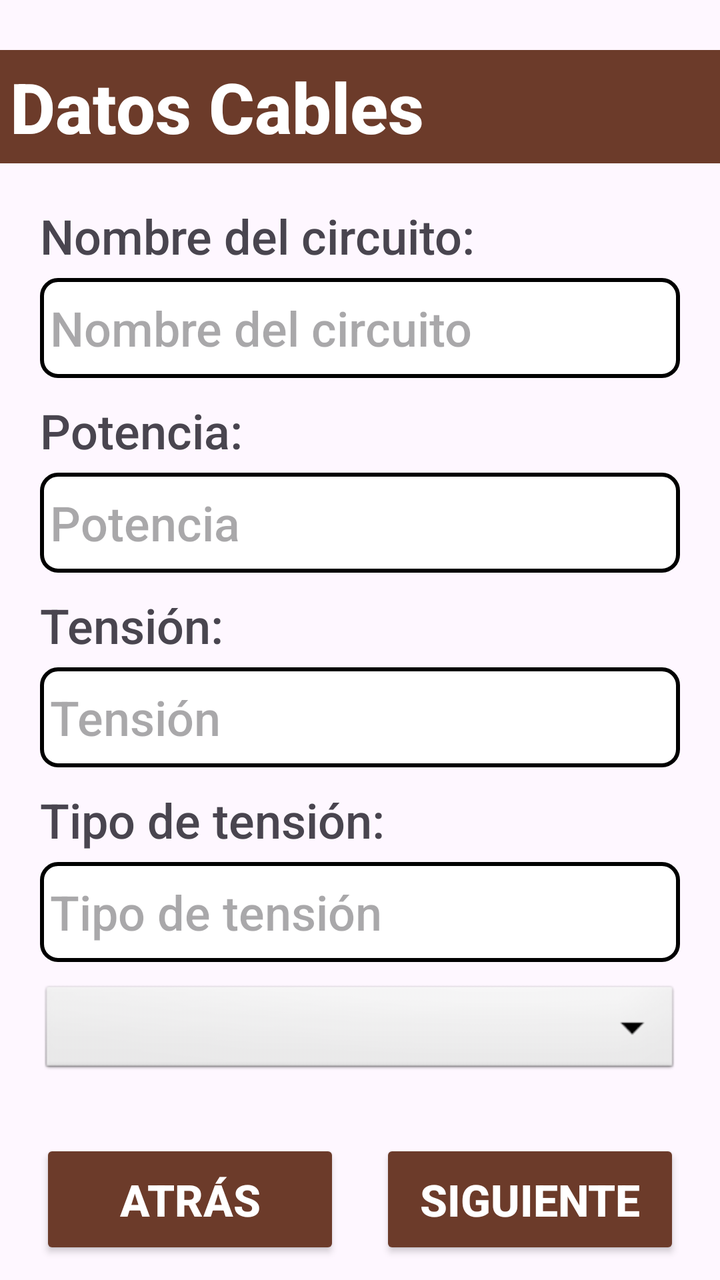
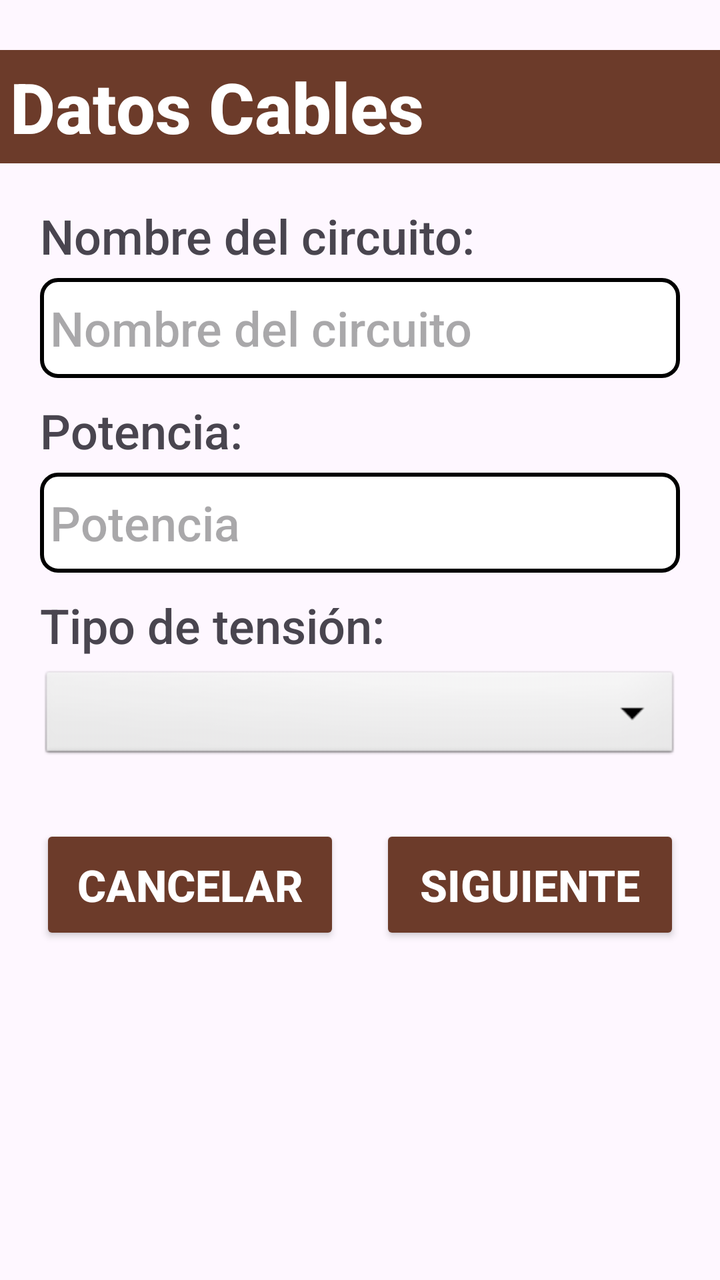

Two renders of the same Android screen: before a commit and after it. Below are the layout's source before the change and the commit's diff.
<!-- AndroidManifest.xml: application theme Theme.CalculadoraDeCables -->
<!-- res/layout/pantalla_datos_cable1.xml -->
<?xml version="1.0" encoding="utf-8"?>
<androidx.constraintlayout.widget.ConstraintLayout xmlns:android="http://schemas.android.com/apk/res/android"
    xmlns:app="http://schemas.android.com/apk/res-auto"
    xmlns:tools="http://schemas.android.com/tools"
    android:layout_width="match_parent"
    android:layout_height="match_parent">

    <ScrollView
        android:layout_width="match_parent"
        android:layout_height="match_parent">

        <LinearLayout
            android:layout_width="match_parent"
            android:layout_height="wrap_content"
            android:orientation="vertical" >

            
            <TextView
                android:id="@+id/textViewDatosCable"
                android:layout_width="match_parent"
                android:layout_height="wrap_content"
                android:layout_marginTop="25dp"
                android:layout_marginBottom="20dp"
                android:background="@color/fondoTitulo"
                android:fontFamily="sans-serif-medium"
                android:text="Datos Cables"
                android:textAlignment="center"
                android:textColor="@color/white"
                android:textSize="35sp"
                android:textStyle="bold"
                android:padding="5dp" />

            
            <TextView
                android:id="@+id/textViewNombreCircuito"
                android:layout_width="match_parent"
                android:layout_height="wrap_content"
                android:layout_marginBottom="5dp"
                android:layout_marginHorizontal="20dp"
                android:fontFamily="sans-serif-medium"
                android:text="Nombre del circuito:"
                android:textSize="24sp" />

            <EditText
                android:id="@+id/editTextNombreCircuito"
                android:layout_width="match_parent"
                android:layout_height="50dp"
                android:layout_marginBottom="10dp"
                android:layout_marginHorizontal="20dp"
                android:background="@drawable/recuadro_texto"
                android:ems="10"
                android:fontFamily="sans-serif-medium"
                android:hint="Nombre del circuito"
                android:inputType="text"
                android:padding="5dp"
                android:textSize="24sp" />

            
            <TextView
                android:id="@+id/error1"
                android:layout_width="match_parent"
                android:layout_height="wrap_content"
                android:layout_marginTop="4dp"
                android:layout_marginBottom="10dp"
                android:layout_marginHorizontal="20dp"
                android:textColor="@color/textoErrores"
                android:textSize="14sp"
                android:fontFamily="sans-serif-medium"
                android:text=""
                android:visibility="gone"

                app:layout_constraintTop_toBottomOf="@id/editTextNombreCircuito"
                app:layout_constraintStart_toStartOf="@id/editTextNombreCircuito"
                app:layout_constraintEnd_toEndOf="@id/editTextNombreCircuito"/>

            <TextView
                android:id="@+id/textViewPotencia"
                android:layout_width="match_parent"
                android:layout_height="wrap_content"
                android:layout_marginBottom="5dp"
                android:layout_marginHorizontal="20dp"
                android:fontFamily="sans-serif-medium"
                android:text="Potencia:"
                android:textSize="24sp" />

            <EditText
                android:id="@+id/editTextPotencia"
                android:layout_width="match_parent"
                android:layout_height="50dp"
                android:layout_marginBottom="10dp"
                android:layout_marginHorizontal="20dp"
                android:background="@drawable/recuadro_texto"
                android:ems="10"
                android:fontFamily="sans-serif-medium"
                android:hint="Potencia"
                android:inputType="text"
                android:padding="5dp"
                android:textSize="24sp" />

            
            <TextView
                android:id="@+id/error2"
                android:layout_width="match_parent"
                android:layout_height="wrap_content"
                android:layout_marginTop="4dp"
                android:layout_marginBottom="10dp"
                android:layout_marginHorizontal="20dp"
                android:textColor="@color/textoErrores"
                android:textSize="14sp"
                android:fontFamily="sans-serif-medium"
                android:text=""
                android:visibility="gone"
                app:layout_constraintTop_toBottomOf="@id/editTextPotencia"
                app:layout_constraintStart_toStartOf="@id/editTextPotencia"
                app:layout_constraintEnd_toEndOf="@id/editTextPotencia"/>

            <TextView
                android:id="@+id/textViewTension"
                android:layout_width="match_parent"
                android:layout_height="wrap_content"
                android:layout_marginBottom="5dp"
                android:layout_marginHorizontal="20dp"
                android:fontFamily="sans-serif-medium"
                android:text="Tensión:"
                android:textSize="24sp" />

            <EditText
                android:id="@+id/editTextTension"
                android:layout_width="match_parent"
                android:layout_height="50dp"
                android:layout_marginBottom="10dp"
                android:layout_marginHorizontal="20dp"
                android:background="@drawable/recuadro_texto"
                android:ems="10"
                android:fontFamily="sans-serif-medium"
                android:hint="Tensión"
                android:inputType="text"
                android:padding="5dp"
                android:textSize="24sp" />

            
            <TextView
                android:id="@+id/error3"
                android:layout_width="match_parent"
                android:layout_height="wrap_content"
                android:layout_marginTop="4dp"
                android:layout_marginBottom="10dp"
                android:layout_marginHorizontal="20dp"
                android:textColor="@color/textoErrores"
                android:textSize="14sp"
                android:fontFamily="sans-serif-medium"
                android:text=""
                android:visibility="gone"
                app:layout_constraintTop_toBottomOf="@id/editTextTension"
                app:layout_constraintStart_toStartOf="@id/editTextTension"
                app:layout_constraintEnd_toEndOf="@id/editTextTension"/>

            <TextView
                android:id="@+id/textViewTipoTension"
                android:layout_width="match_parent"
                android:layout_height="wrap_content"
                android:layout_marginBottom="5dp"
                android:layout_marginHorizontal="20dp"
                android:fontFamily="sans-serif-medium"
                android:text="Tipo de tensión:"
                android:textSize="24sp" />

            <EditText
                android:id="@+id/editTextTipoTension"
                android:layout_width="match_parent"
                android:layout_height="50dp"
                android:layout_marginBottom="10dp"
                android:layout_marginHorizontal="20dp"
                android:background="@drawable/recuadro_texto"
                android:ems="10"
                android:fontFamily="sans-serif-medium"
                android:hint="Tipo de tensión"
                android:inputType="text"
                android:padding="5dp"
                android:textSize="24sp" />

            <Spinner
                android:id="@+id/spinner1"
                android:layout_width="match_parent"
                android:layout_height="wrap_content"
                android:layout_marginBottom="10dp"
                android:layout_marginHorizontal="20dp"
                android:fontFamily="sans-serif-medium"
                android:background="@android:drawable/btn_dropdown" />

            








































            
            <LinearLayout
                android:layout_width="match_parent"
                android:layout_height="wrap_content"
                android:layout_marginTop="20dp"
                android:layout_marginHorizontal="20dp"
                android:orientation="horizontal">

                <Button
                    android:id="@+id/botonAtras"
                    android:layout_width="0dp"
                    android:layout_height="60dp"
                    android:layout_weight="1"
                    android:backgroundTint="@color/fondoBotones"
                    android:fontFamily="sans-serif-medium"
                    android:text="Atrás"
                    android:textColor="@color/white"
                    android:textSize="22sp"
                    android:textStyle="bold" />

                <Button
                    android:id="@+id/botonSiguiente"
                    android:layout_width="0dp"
                    android:layout_height="60dp"
                    android:layout_marginStart="20dp"
                    android:layout_weight="1"
                    android:backgroundTint="@color/fondoBotones"
                    android:fontFamily="sans-serif-medium"
                    android:text="Siguiente"
                    android:textColor="@color/white"
                    android:textSize="22sp"
                    android:textStyle="bold" />

            </LinearLayout>
        </LinearLayout>
    </ScrollView>
</androidx.constraintlayout.widget.ConstraintLayout>
<!-- resources referenced by this layout -->
<resources>
  <color name="fondoBotones">#6C3B2A</color>
  <color name="fondoTitulo">#6C3B2A</color>
  <color name="textoErrores">#FF0000</color>
  <color name="white">#FFFFFFFF</color>
  <!-- drawable recuadro_texto (drawable) -->
  <?xml version="1.0" encoding="utf-8"?>
  <shape xmlns:android="http://schemas.android.com/apk/res/android">
  
      <solid android:color="@color/white"/>
  
      <stroke
          android:width="2dp"
          android:color="@color/black"/>
  
      <corners android:radius="8dp"/>
  
  </shape>
  <style name="Theme.CalculadoraDeCables" parent="Base.Theme.CalculadoraDeCables" />
  <color name="black">#FF000000</color>
  <style name="Base.Theme.CalculadoraDeCables" parent="Theme.Material3.DayNight.NoActionBar">
          
          
      </style>
</resources>

<!-- the commit's change to res/layout/pantalla_datos_cable1.xml (unified diff, before → after) -->
@@ -114,46 +114,6 @@
                 app:layout_constraintStart_toStartOf="@id/editTextPotencia"
                 app:layout_constraintEnd_toEndOf="@id/editTextPotencia"/>
 
-            <TextView
-                android:id="@+id/textViewTension"
-                android:layout_width="match_parent"
-                android:layout_height="wrap_content"
-                android:layout_marginBottom="5dp"
-                android:layout_marginHorizontal="20dp"
-                android:fontFamily="sans-serif-medium"
-                android:text="Tensión:"
-                android:textSize="24sp" />
-
-            <EditText
-                android:id="@+id/editTextTension"
-                android:layout_width="match_parent"
-                android:layout_height="50dp"
-                android:layout_marginBottom="10dp"
-                android:layout_marginHorizontal="20dp"
-                android:background="@drawable/recuadro_texto"
-                android:ems="10"
-                android:fontFamily="sans-serif-medium"
-                android:hint="Tensión"
-                android:inputType="text"
-                android:padding="5dp"
-                android:textSize="24sp" />
-
-            
-            <TextView
-                android:id="@+id/error3"
-                android:layout_width="match_parent"
-                android:layout_height="wrap_content"
-                android:layout_marginTop="4dp"
-                android:layout_marginBottom="10dp"
-                android:layout_marginHorizontal="20dp"
-                android:textColor="@color/textoErrores"
-                android:textSize="14sp"
-                android:fontFamily="sans-serif-medium"
-                android:text=""
-                android:visibility="gone"
-                app:layout_constraintTop_toBottomOf="@id/editTextTension"
-                app:layout_constraintStart_toStartOf="@id/editTextTension"
-                app:layout_constraintEnd_toEndOf="@id/editTextTension"/>
 
             <TextView
                 android:id="@+id/textViewTipoTension"
@@ -165,20 +125,6 @@
                 android:text="Tipo de tensión:"
                 android:textSize="24sp" />
 
-            <EditText
-                android:id="@+id/editTextTipoTension"
-                android:layout_width="match_parent"
-                android:layout_height="50dp"
-                android:layout_marginBottom="10dp"
-                android:layout_marginHorizontal="20dp"
-                android:background="@drawable/recuadro_texto"
-                android:ems="10"
-                android:fontFamily="sans-serif-medium"
-                android:hint="Tipo de tensión"
-                android:inputType="text"
-                android:padding="5dp"
-                android:textSize="24sp" />
-
             <Spinner
                 android:id="@+id/spinner1"
                 android:layout_width="match_parent"
@@ -187,46 +133,6 @@
                 android:layout_marginHorizontal="20dp"
                 android:fontFamily="sans-serif-medium"
                 android:background="@android:drawable/btn_dropdown" />
-
-            
-
-
-
-
-
-
-
-
-
-
-
-
-
-
-
-
-
-
-
-
-
-
-
-
-
-
-
-
-
-
-
-
-
-
-
-
-
-
 
 
             
@@ -244,7 +150,7 @@
                     android:layout_weight="1"
                     android:backgroundTint="@color/fondoBotones"
                     android:fontFamily="sans-serif-medium"
-                    android:text="Atrás"
+                    android:text="Cancelar"
                     android:textColor="@color/white"
                     android:textSize="22sp"
                     android:textStyle="bold" />
